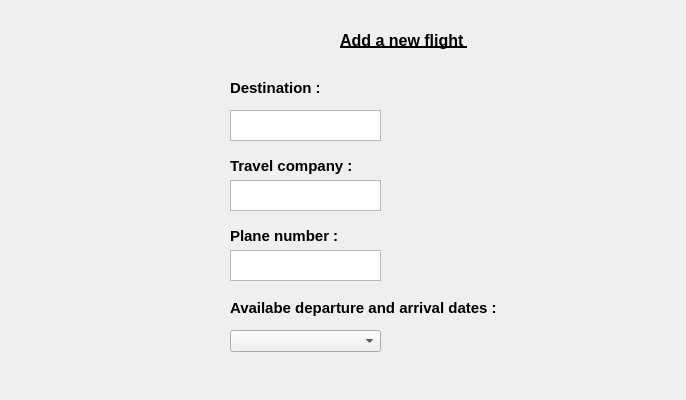
Old version of the form addanewflight.ui in the repository Abdelrahman-Shorim/FlightApp.
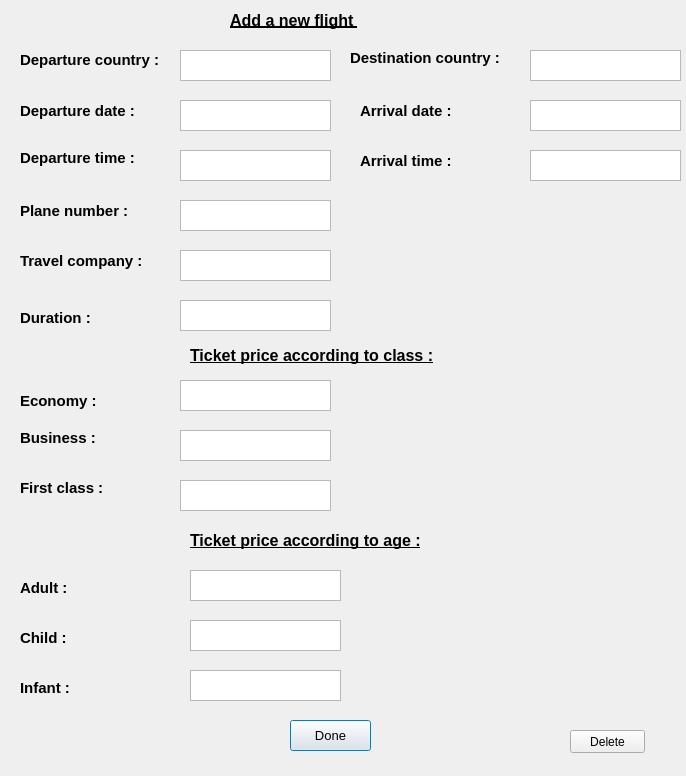
New version of the form.

Diff of the .ui file:
```diff
--- a/addanewflight.ui
+++ b/addanewflight.ui
@@ -7,7 +7,7 @@
     <x>0</x>
     <y>0</y>
     <width>686</width>
-    <height>400</height>
+    <height>776</height>
    </rect>
   </property>
   <property name="windowTitle">
@@ -16,8 +16,8 @@
   <widget class="QLabel" name="label">
    <property name="geometry">
     <rect>
-     <x>340</x>
-     <y>30</y>
+     <x>230</x>
+     <y>10</y>
      <width>141</width>
      <height>20</height>
     </rect>
@@ -37,9 +37,9 @@
   <widget class="QLabel" name="label_2">
    <property name="geometry">
     <rect>
-     <x>230</x>
-     <y>80</y>
-     <width>111</width>
+     <x>350</x>
+     <y>50</y>
+     <width>161</width>
      <height>16</height>
     </rect>
    </property>
@@ -51,14 +51,14 @@
     </font>
    </property>
    <property name="text">
-    <string>Destination :</string>
+    <string>Destination country :</string>
    </property>
   </widget>
   <widget class="QTextEdit" name="textEdit">
    <property name="geometry">
     <rect>
-     <x>230</x>
-     <y>110</y>
+     <x>530</x>
+     <y>50</y>
      <width>151</width>
      <height>31</height>
     </rect>
@@ -67,8 +67,8 @@
   <widget class="QLabel" name="label_3">
    <property name="geometry">
     <rect>
-     <x>230</x>
-     <y>155</y>
+     <x>20</x>
+     <y>250</y>
      <width>141</width>
      <height>21</height>
     </rect>
@@ -87,8 +87,8 @@
   <widget class="QTextEdit" name="textEdit_2">
    <property name="geometry">
     <rect>
-     <x>230</x>
-     <y>180</y>
+     <x>180</x>
+     <y>100</y>
      <width>151</width>
      <height>31</height>
     </rect>
@@ -97,8 +97,8 @@
   <widget class="QLabel" name="label_4">
    <property name="geometry">
     <rect>
-     <x>230</x>
-     <y>225</y>
+     <x>20</x>
+     <y>200</y>
      <width>131</width>
      <height>21</height>
     </rect>
@@ -117,8 +117,98 @@
   <widget class="QTextEdit" name="textEdit_3">
    <property name="geometry">
     <rect>
-     <x>230</x>
-     <y>250</y>
+     <x>180</x>
+     <y>150</y>
+     <width>151</width>
+     <height>31</height>
+    </rect>
+   </property>
+  </widget>
+  <widget class="QLabel" name="label_6">
+   <property name="geometry">
+    <rect>
+     <x>190</x>
+     <y>340</y>
+     <width>251</width>
+     <height>31</height>
+    </rect>
+   </property>
+   <property name="font">
+    <font>
+     <pointsize>12</pointsize>
+     <weight>75</weight>
+     <bold>true</bold>
+     <underline>true</underline>
+    </font>
+   </property>
+   <property name="text">
+    <string>Ticket price according to class :</string>
+   </property>
+  </widget>
+  <widget class="QLabel" name="label_7">
+   <property name="geometry">
+    <rect>
+     <x>190</x>
+     <y>530</y>
+     <width>251</width>
+     <height>21</height>
+    </rect>
+   </property>
+   <property name="font">
+    <font>
+     <pointsize>12</pointsize>
+     <weight>75</weight>
+     <bold>true</bold>
+     <underline>true</underline>
+    </font>
+   </property>
+   <property name="text">
+    <string>Ticket price according to age :</string>
+   </property>
+  </widget>
+  <widget class="QPushButton" name="pushButton">
+   <property name="geometry">
+    <rect>
+     <x>290</x>
+     <y>720</y>
+     <width>81</width>
+     <height>31</height>
+    </rect>
+   </property>
+   <property name="font">
+    <font>
+     <pointsize>10</pointsize>
+    </font>
+   </property>
+   <property name="text">
+    <string>Done</string>
+   </property>
+  </widget>
+  <widget class="QLabel" name="label_8">
+   <property name="geometry">
+    <rect>
+     <x>20</x>
+     <y>50</y>
+     <width>151</width>
+     <height>20</height>
+    </rect>
+   </property>
+   <property name="font">
+    <font>
+     <pointsize>11</pointsize>
+     <weight>75</weight>
+     <bold>true</bold>
+    </font>
+   </property>
+   <property name="text">
+    <string>Departure country :</string>
+   </property>
+  </widget>
+  <widget class="QTextEdit" name="textEdit_4">
+   <property name="geometry">
+    <rect>
+     <x>180</x>
+     <y>50</y>
      <width>151</width>
      <height>31</height>
     </rect>
@@ -127,9 +217,139 @@
   <widget class="QLabel" name="label_5">
    <property name="geometry">
     <rect>
-     <x>230</x>
+     <x>20</x>
+     <y>100</y>
+     <width>131</width>
+     <height>21</height>
+    </rect>
+   </property>
+   <property name="font">
+    <font>
+     <pointsize>11</pointsize>
+     <weight>75</weight>
+     <bold>true</bold>
+    </font>
+   </property>
+   <property name="text">
+    <string>Departure date :</string>
+   </property>
+  </widget>
+  <widget class="QTextEdit" name="textEdit_5">
+   <property name="geometry">
+    <rect>
+     <x>180</x>
+     <y>200</y>
+     <width>151</width>
+     <height>31</height>
+    </rect>
+   </property>
+  </widget>
+  <widget class="QLabel" name="label_9">
+   <property name="geometry">
+    <rect>
+     <x>20</x>
+     <y>150</y>
+     <width>141</width>
+     <height>16</height>
+    </rect>
+   </property>
+   <property name="font">
+    <font>
+     <pointsize>11</pointsize>
+     <weight>75</weight>
+     <bold>true</bold>
+    </font>
+   </property>
+   <property name="text">
+    <string>Departure time :</string>
+   </property>
+  </widget>
+  <widget class="QTextEdit" name="textEdit_6">
+   <property name="geometry">
+    <rect>
+     <x>180</x>
+     <y>250</y>
+     <width>151</width>
+     <height>31</height>
+    </rect>
+   </property>
+  </widget>
+  <widget class="QLabel" name="label_10">
+   <property name="geometry">
+    <rect>
+     <x>360</x>
+     <y>100</y>
+     <width>101</width>
+     <height>21</height>
+    </rect>
+   </property>
+   <property name="font">
+    <font>
+     <pointsize>11</pointsize>
+     <weight>75</weight>
+     <bold>true</bold>
+    </font>
+   </property>
+   <property name="text">
+    <string>Arrival date :</string>
+   </property>
+  </widget>
+  <widget class="QLabel" name="label_11">
+   <property name="geometry">
+    <rect>
+     <x>360</x>
+     <y>150</y>
+     <width>101</width>
+     <height>21</height>
+    </rect>
+   </property>
+   <property name="font">
+    <font>
+     <pointsize>11</pointsize>
+     <weight>75</weight>
+     <bold>true</bold>
+    </font>
+   </property>
+   <property name="text">
+    <string>Arrival time :</string>
+   </property>
+  </widget>
+  <widget class="QTextEdit" name="textEdit_7">
+   <property name="geometry">
+    <rect>
+     <x>530</x>
+     <y>150</y>
+     <width>151</width>
+     <height>31</height>
+    </rect>
+   </property>
+  </widget>
+  <widget class="QTextEdit" name="textEdit_8">
+   <property name="geometry">
+    <rect>
+     <x>530</x>
+     <y>100</y>
+     <width>151</width>
+     <height>31</height>
+    </rect>
+   </property>
+  </widget>
+  <widget class="QTextEdit" name="textEdit_9">
+   <property name="geometry">
+    <rect>
+     <x>180</x>
      <y>300</y>
-     <width>291</width>
+     <width>151</width>
+     <height>31</height>
+    </rect>
+   </property>
+  </widget>
+  <widget class="QLabel" name="label_12">
+   <property name="geometry">
+    <rect>
+     <x>20</x>
+     <y>310</y>
+     <width>131</width>
      <height>16</height>
     </rect>
    </property>
@@ -141,19 +361,202 @@
     </font>
    </property>
    <property name="text">
-    <string>Availabe departure and arrival dates : </string>
+    <string>Duration :</string>
    </property>
   </widget>
-  <widget class="QComboBox" name="comboBox">
+  <widget class="QLabel" name="label_13">
    <property name="geometry">
     <rect>
-     <x>230</x>
-     <y>330</y>
+     <x>20</x>
+     <y>390</y>
+     <width>91</width>
+     <height>21</height>
+    </rect>
+   </property>
+   <property name="font">
+    <font>
+     <pointsize>11</pointsize>
+     <weight>75</weight>
+     <bold>true</bold>
+    </font>
+   </property>
+   <property name="text">
+    <string>Economy :</string>
+   </property>
+  </widget>
+  <widget class="QLabel" name="label_14">
+   <property name="geometry">
+    <rect>
+     <x>20</x>
+     <y>430</y>
+     <width>91</width>
+     <height>16</height>
+    </rect>
+   </property>
+   <property name="font">
+    <font>
+     <pointsize>11</pointsize>
+     <weight>75</weight>
+     <bold>true</bold>
+    </font>
+   </property>
+   <property name="text">
+    <string>Business :</string>
+   </property>
+  </widget>
+  <widget class="QLabel" name="label_15">
+   <property name="geometry">
+    <rect>
+     <x>20</x>
+     <y>480</y>
+     <width>111</width>
+     <height>16</height>
+    </rect>
+   </property>
+   <property name="font">
+    <font>
+     <pointsize>11</pointsize>
+     <weight>75</weight>
+     <bold>true</bold>
+    </font>
+   </property>
+   <property name="text">
+    <string>First class :</string>
+   </property>
+  </widget>
+  <widget class="QTextEdit" name="textEdit_10">
+   <property name="geometry">
+    <rect>
+     <x>180</x>
+     <y>480</y>
      <width>151</width>
-     <height>22</height>
+     <height>31</height>
     </rect>
    </property>
   </widget>
+  <widget class="QTextEdit" name="textEdit_11">
+   <property name="geometry">
+    <rect>
+     <x>180</x>
+     <y>430</y>
+     <width>151</width>
+     <height>31</height>
+    </rect>
+   </property>
+  </widget>
+  <widget class="QTextEdit" name="textEdit_12">
+   <property name="geometry">
+    <rect>
+     <x>180</x>
+     <y>380</y>
+     <width>151</width>
+     <height>31</height>
+    </rect>
+   </property>
+  </widget>
+  <widget class="QLabel" name="label_16">
+   <property name="geometry">
+    <rect>
+     <x>20</x>
+     <y>580</y>
+     <width>121</width>
+     <height>16</height>
+    </rect>
+   </property>
+   <property name="font">
+    <font>
+     <pointsize>11</pointsize>
+     <weight>75</weight>
+     <bold>true</bold>
+    </font>
+   </property>
+   <property name="text">
+    <string>Adult :</string>
+   </property>
+  </widget>
+  <widget class="QLabel" name="label_17">
+   <property name="geometry">
+    <rect>
+     <x>20</x>
+     <y>630</y>
+     <width>111</width>
+     <height>16</height>
+    </rect>
+   </property>
+   <property name="font">
+    <font>
+     <pointsize>11</pointsize>
+     <weight>75</weight>
+     <bold>true</bold>
+    </font>
+   </property>
+   <property name="text">
+    <string>Child :</string>
+   </property>
+  </widget>
+  <widget class="QLabel" name="label_18">
+   <property name="geometry">
+    <rect>
+     <x>20</x>
+     <y>680</y>
+     <width>81</width>
+     <height>16</height>
+    </rect>
+   </property>
+   <property name="font">
+    <font>
+     <pointsize>11</pointsize>
+     <weight>75</weight>
+     <bold>true</bold>
+    </font>
+   </property>
+   <property name="text">
+    <string>Infant :</string>
+   </property>
+  </widget>
+  <widget class="QTextEdit" name="textEdit_13">
+   <property name="geometry">
+    <rect>
+     <x>190</x>
+     <y>570</y>
+     <width>151</width>
+     <height>31</height>
+    </rect>
+   </property>
+  </widget>
+  <widget class="QTextEdit" name="textEdit_14">
+   <property name="geometry">
+    <rect>
+     <x>190</x>
+     <y>670</y>
+     <width>151</width>
+     <height>31</height>
+    </rect>
+   </property>
+  </widget>
+  <widget class="QTextEdit" name="textEdit_15">
+   <property name="geometry">
+    <rect>
+     <x>190</x>
+     <y>620</y>
+     <width>151</width>
+     <height>31</height>
+    </rect>
+   </property>
+  </widget>
+  <widget class="QPushButton" name="pushButton_2">
+   <property name="geometry">
+    <rect>
+     <x>570</x>
+     <y>730</y>
+     <width>75</width>
+     <height>23</height>
+    </rect>
+   </property>
+   <property name="text">
+    <string>Delete</string>
+   </property>
+  </widget>
  </widget>
  <resources/>
  <connections/>
```
